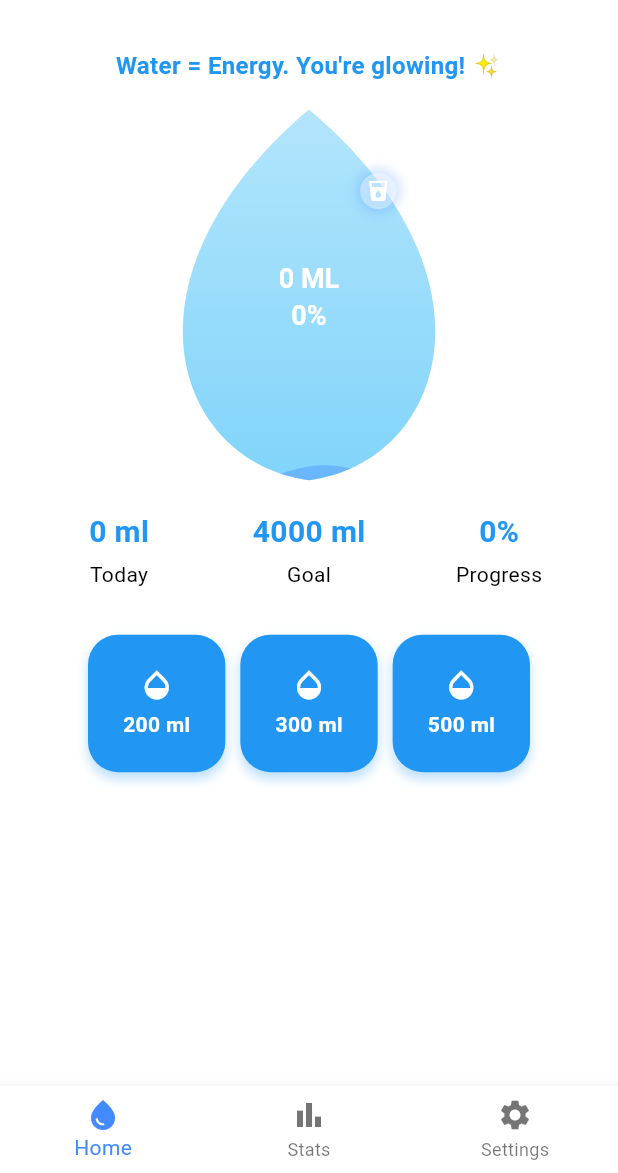
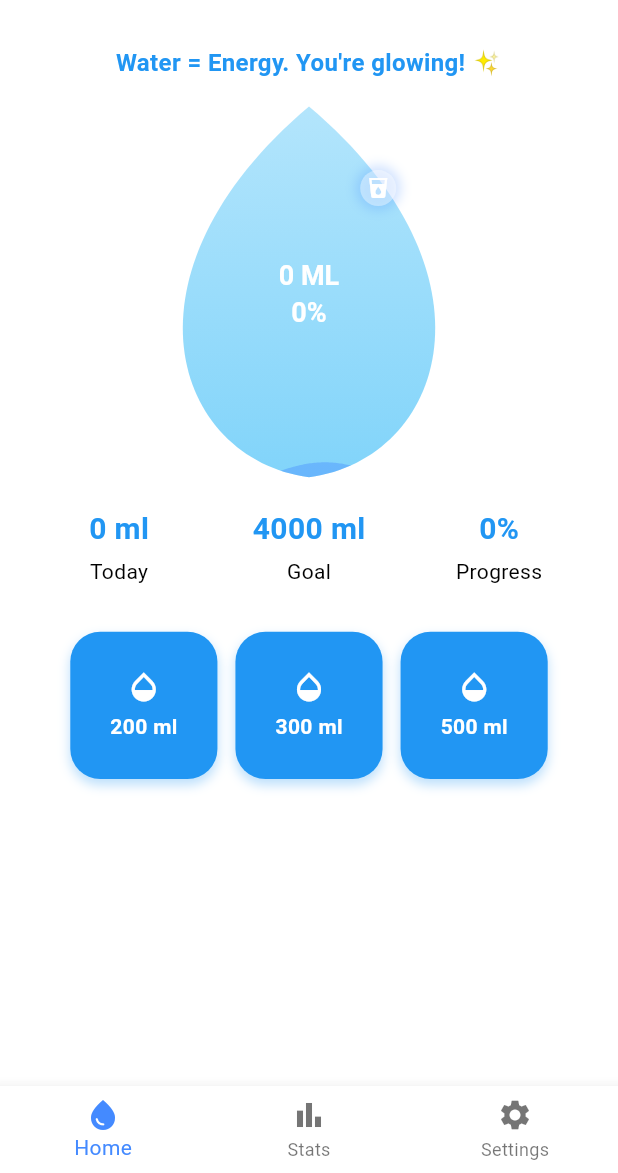
Before and after one commit to 2211845885/thirsty-MobileApp, a Flutter app: the screen it shows after launch, on a phone screen of 412 x 824 dp, the part 63-1236 px from its top. Run offline on Flutter 3.47's test engine with Material 3 defaults, Android fonts, the light colour scheme and no system bars; our stand-ins replace fl_chart, shared_preferences.

Commit message:
changed app icon and made some responsive pages :)

```diff
--- a/lib/screens/home_screen.dart
+++ b/lib/screens/home_screen.dart
@@ -1,3 +1,4 @@
+// Keep all imports the same
 import 'dart:math';
 import 'package:flutter/material.dart';
 import 'package:shared_preferences/shared_preferences.dart';
@@ -156,7 +157,6 @@ class _HomeScreenState extends State<HomeScreen>
     week[today] = ((_liters * 1000).toInt()).toString();
     await prefs.setStringList('week', week);
 
-    // Update streak map if goal is met
     double goal = widget.goalNotifier.value;
     if (_liters >= goal) {
       String todayKey = _formattedDate();
@@ -165,11 +165,9 @@ class _HomeScreenState extends State<HomeScreen>
       final streakString = prefs.getString('hydrationStreakMap');
       if (streakString != null && streakString.isNotEmpty) {
         for (var pair in streakString.split(';')) {
-          if (pair.contains(':')) {
           final parts = pair.split(':');
           if (parts.length == 2) {
             streakMap[parts[0]] = parts[1];
-            }
           }
         }
       }
@@ -188,11 +186,10 @@ class _HomeScreenState extends State<HomeScreen>
   @override
   Widget build(BuildContext context) {
     final isDark = widget.isDarkTheme;
-    final screenWidth = MediaQuery.of(context).size.width;
+    final screenSize = MediaQuery.of(context).size;
 
     final Color mainColor = const Color(0xFF2196F3);
     final Color bgColor = isDark ? const Color(0xFF0A192F) : Colors.white;
-    final Color appBarColor = bgColor;
     final Color textColor = isDark ? Colors.white : Colors.black;
 
     return ValueListenableBuilder<double>(
@@ -204,20 +201,11 @@ class _HomeScreenState extends State<HomeScreen>
         return Scaffold(
           backgroundColor: bgColor,
           appBar: AppBar(
+            backgroundColor: bgColor,
             elevation: 0,
-            backgroundColor: appBarColor,
-            titleSpacing: 16,
-            title: Text.rich(
-              TextSpan(
-                children: [
-                  const TextSpan(
-                    text: 'Thirsty ',
-                    style: TextStyle(fontWeight: FontWeight.bold, fontSize: 22),
-                  ),
-                  const TextSpan(text: '', style: TextStyle(fontSize: 22)),
-                ],
-              ),
-              style: TextStyle(color: textColor),
+            title: Text(
+              'Thirsty',
+              style: TextStyle(color: textColor, fontSize: 22, fontWeight: FontWeight.bold),
             ),
             actions: [
               IconButton(
@@ -226,15 +214,19 @@ class _HomeScreenState extends State<HomeScreen>
                   color: textColor,
                 ),
                 onPressed: widget.onToggleTheme,
-                tooltip: "Toggle Theme",
               ),
             ],
-            iconTheme: IconThemeData(color: textColor),
           ),
           body: SafeArea(
+            child: LayoutBuilder(
+              builder: (context, constraints) {
+                final double dropletSize = constraints.maxWidth * 0.4;
+
+                return SingleChildScrollView(
+                  padding: const EdgeInsets.symmetric(horizontal: 16, vertical: 8),
                   child: Column(
+                    crossAxisAlignment: CrossAxisAlignment.center,
                     children: [
-                const SizedBox(height: 10),
                       GestureDetector(
                         onTap: _randomizeMessage,
                         child: Padding(
@@ -250,10 +242,10 @@ class _HomeScreenState extends State<HomeScreen>
                           ),
                         ),
                       ),
-                const SizedBox(height: 10),
+                      SizedBox(height: 10),
                       Center(
                         child: CustomPaint(
-                    size: Size(screenWidth * 0.4, screenWidth * 0.6),
+                          size: Size(dropletSize, dropletSize * 1.5),
                           painter: DropletPainter(
                             fillPercent: percent,
                             wavePhase: _wavePhase,
@@ -261,26 +253,27 @@ class _HomeScreenState extends State<HomeScreen>
                         ),
                       ),
                       const SizedBox(height: 20),
-                Padding(
-                  padding: const EdgeInsets.symmetric(horizontal: 16.0),
-                  child: Row(
+                      Row(
+                        mainAxisAlignment: MainAxisAlignment.spaceEvenly,
                         children: [
                           Expanded(child: _buildInfoColumn("Today", "$ml ml", mainColor, isDark)),
                           Expanded(child: _buildInfoColumn("Goal", "${(goal * 1000).toInt()} ml", mainColor, isDark)),
                           Expanded(child: _buildInfoColumn("Progress", "${(percent * 100).toInt()}%", mainColor, isDark)),
                         ],
                       ),
-                ),
                       const SizedBox(height: 30),
                       Wrap(
-                  spacing: 10,
-                  runSpacing: 10,
+                        spacing: 12,
+                        runSpacing: 12,
                         alignment: WrapAlignment.center,
                         children: widget.customSizesNotifier.value
-                      .map((ml) => _buildWaterButton(ml / 1000, mainColor))
+                            .map((ml) => _buildWaterButton(ml / 1000, mainColor, screenSize))
                             .toList(),
                       ),
                     ],
+                  ),
+                );
+              },
             ),
           ),
         );
@@ -291,9 +284,12 @@ class _HomeScreenState extends State<HomeScreen>
   Widget _buildInfoColumn(String title, String value, Color mainColor, bool isDark) {
     return Column(
       children: [
-        Text(
+        FittedBox(
+          fit: BoxFit.scaleDown,
+          child: Text(
             value,
             style: TextStyle(fontSize: 20, fontWeight: FontWeight.bold, color: mainColor),
+          ),
         ),
         const SizedBox(height: 4),
         Text(
@@ -304,9 +300,9 @@ class _HomeScreenState extends State<HomeScreen>
     );
   }
 
-  Widget _buildWaterButton(double amount, Color color) {
+  Widget _buildWaterButton(double amount, Color color, Size screenSize) {
     final int ml = (amount * 1000).toInt();
-    final double size = MediaQuery.of(context).size.width / 4.5;
+    final double size = screenSize.width / 4.2;
 
     return GestureDetector(
       onTap: () => _addWater(amount),
```
Also changed, not shown: lib/main.dart (+0 -23 lines), lib/screens/stats_screen.dart (+12 -2 lines), lib/services/notification_service.dart (deleted, +0 -100 lines), pubspec.yaml (+7 -2 lines), assets/images/icons/whitemode_icon.png (added), pubspec.lock, 7 other files. Lines whose indentation alone changed are shown as unchanged.
